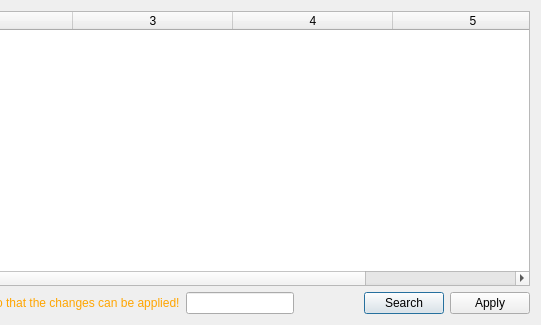
First picture: the form in pupgui2/resources/ui/pupgui2_gamelistdialog.ui, repository DavidoTek/ProtonUp-Qt, before the edit; both pictures show x 259 to 800 and y 0 to 325 of the 800 by 325 pixel window.
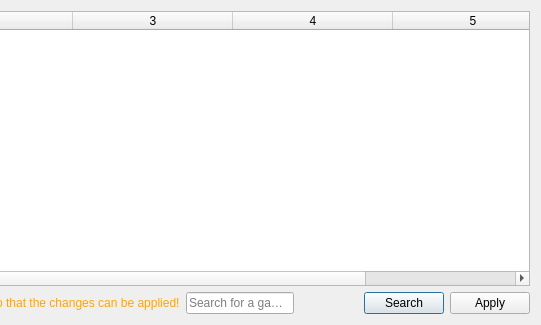
Second picture: the form after the edit.

Commit message: Games List: Add Placeholder Text

```diff
--- a/pupgui2/resources/ui/pupgui2_gamelistdialog.ui
+++ b/pupgui2/resources/ui/pupgui2_gamelistdialog.ui
@@ -60,7 +60,11 @@
       </widget>
      </item>
      <item>
-      <widget class="QLineEdit" name="searchBox"/>
+      <widget class="QLineEdit" name="searchBox">
+       <property name="placeholderText">
+        <string>Search for a game...</string>
+       </property>
+      </widget>
      </item>
      <item>
       <spacer name="horizontalSpacer">
```
